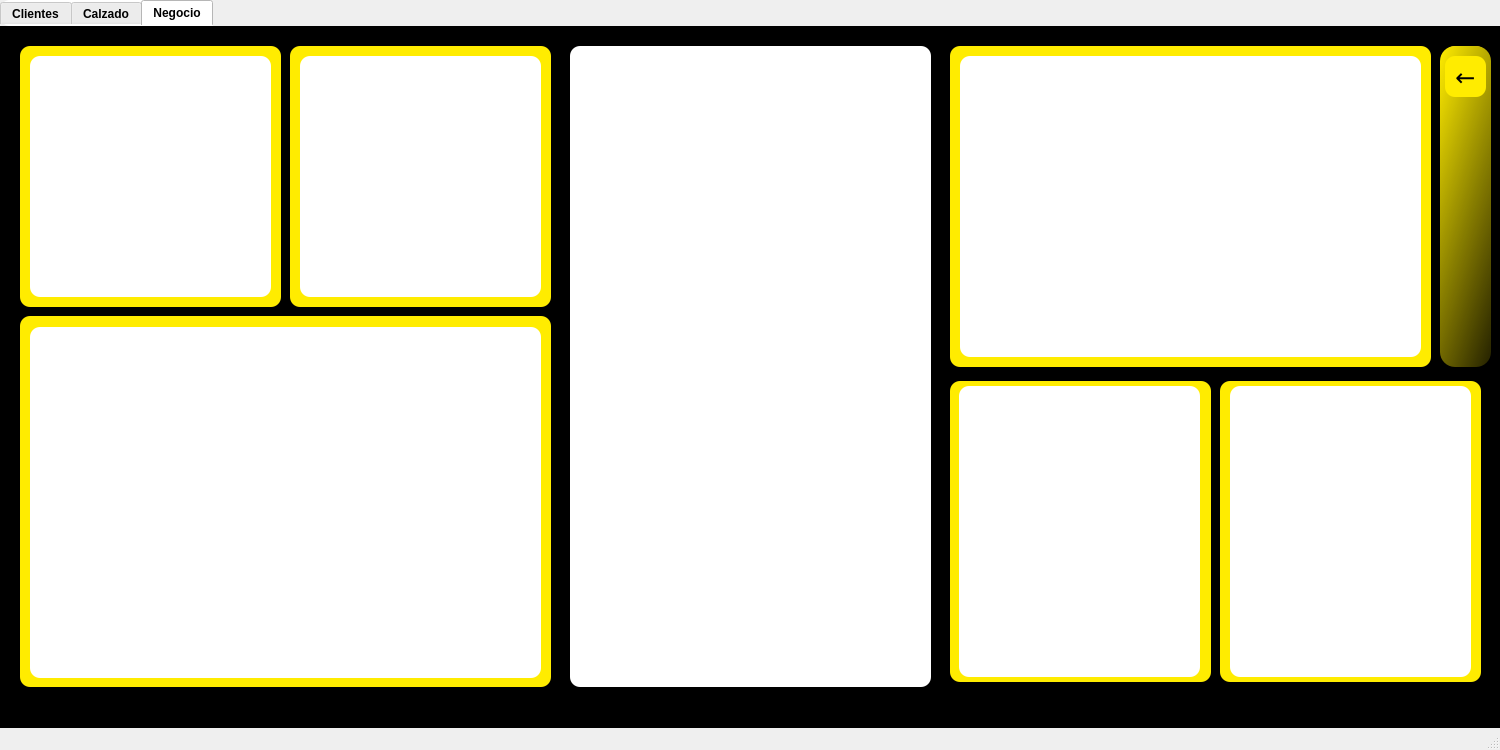
Old version of the form dashboard.ui in the repository xXDatiXx/DashBoard_Bases.
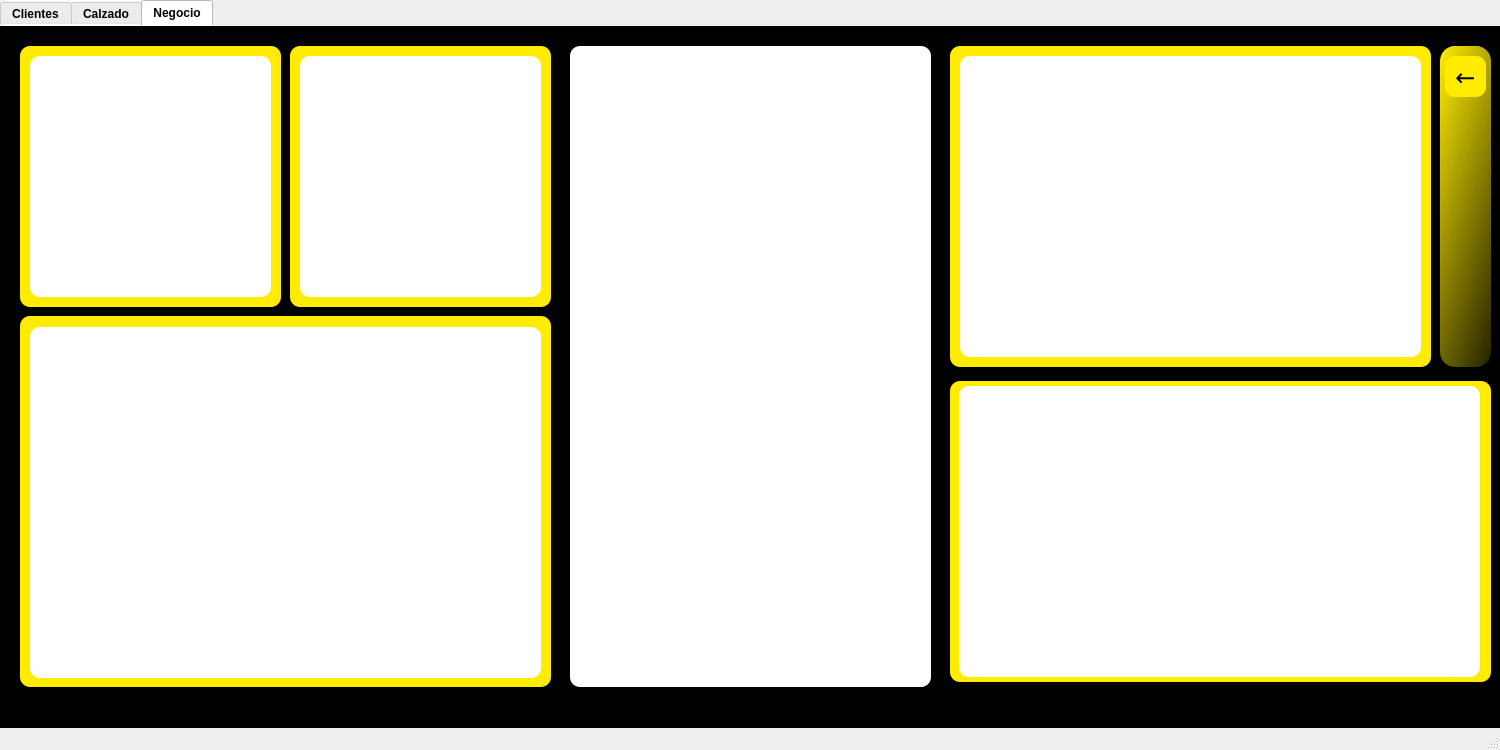
New version of the form.

What changed in the file:
```diff
--- a/dashboard.ui
+++ b/dashboard.ui
@@ -648,22 +648,6 @@
        <string/>
       </property>
      </widget>
-     <widget class="QLabel" name="label_116">
-      <property name="geometry">
-       <rect>
-        <x>1220</x>
-        <y>355</y>
-        <width>261</width>
-        <height>301</height>
-       </rect>
-      </property>
-      <property name="styleSheet">
-       <string notr="true">background-color: rgb(255, 236, 0)</string>
-      </property>
-      <property name="text">
-       <string/>
-      </property>
-     </widget>
      <widget class="QPushButton" name="regresarButton_8">
       <property name="geometry">
        <rect>
@@ -730,7 +714,7 @@
        <rect>
         <x>950</x>
         <y>355</y>
-        <width>261</width>
+        <width>541</width>
         <height>301</height>
        </rect>
       </property>
@@ -741,16 +725,6 @@
        <string/>
       </property>
      </widget>
-     <widget class="QGraphicsView" name="empleados_graphicsView_8">
-      <property name="geometry">
-       <rect>
-        <x>1230</x>
-        <y>360</y>
-        <width>241</width>
-        <height>291</height>
-       </rect>
-      </property>
-     </widget>
      <widget class="QLabel" name="label_121">
       <property name="geometry">
        <rect>
@@ -798,7 +772,7 @@
        <rect>
         <x>959</x>
         <y>360</y>
-        <width>241</width>
+        <width>521</width>
         <height>291</height>
        </rect>
       </property>
```
Left out of the diff: 2 changed lines with no effect on the pictures.
